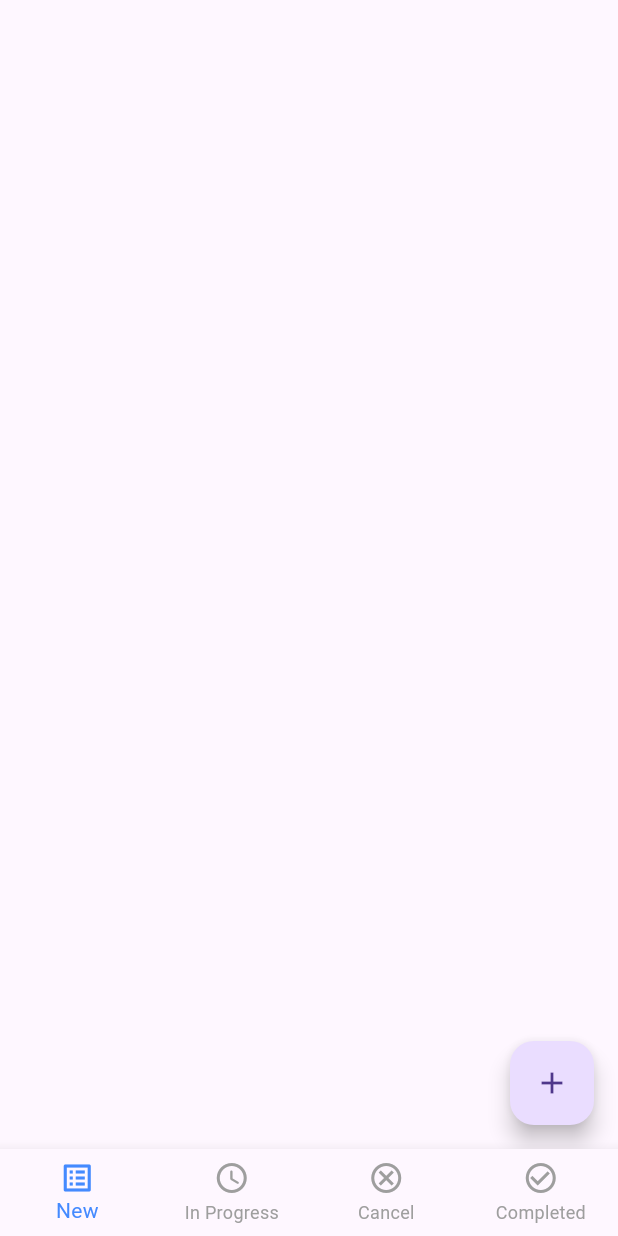
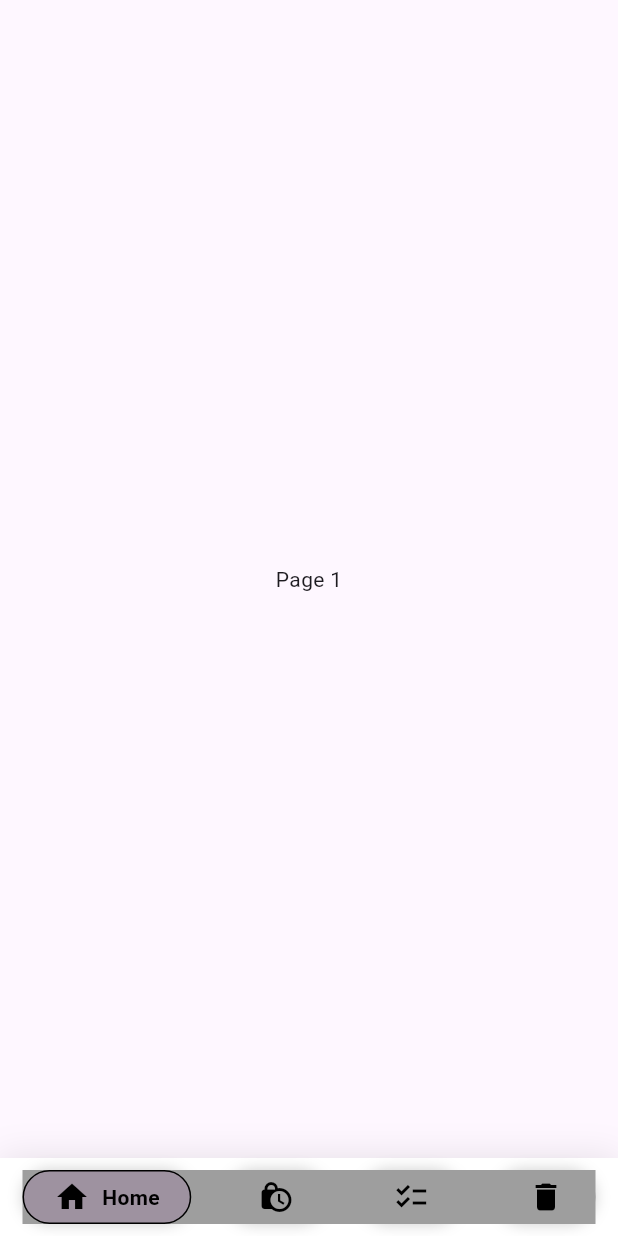
Before and after one commit to Rokeya17/DutyDash, a Flutter app: the SignUpScreen screen opened directly, after a tap on the "arrow circle right" icon, on a phone screen of 412 x 824 dp. Run offline on Flutter 3.47's test engine with Material 3 defaults, Android fonts, the phone set to English and light mode, and no system bars; drawn by our look-alikes of google_nav_bar; our stand-ins replace flutter_svg, get, pin_code_fields.

Commit message:
Bottom Nav has been modified

```diff
--- a/lib/presentation/auth/addnewtask_screen.dart
+++ b/lib/presentation/auth/addnewtask_screen.dart
@@ -2,7 +2,6 @@ import 'package:flutter/material.dart';
 import 'package:get/get.dart';
 
 import '../controllers/add_new_task_controller.dart'; // Import the AddNewTaskController
-import '../screens/bottomnavbar_screen.dart';
 
 class AddNewTaskScreen extends StatefulWidget {
   const AddNewTaskScreen({Key? key}) : super(key: key);
@@ -95,7 +94,6 @@ class _AddNewTaskScreenState extends State<AddNewTaskScreen> {
                                   );
                                 }
                               });
-                              Get.off(const BottomNavbarScreen());
                             },
                             child: const Icon(Icons.arrow_forward_ios),
                           ),
--- a/lib/presentation/auth/task_done_screen.dart
+++ b/lib/presentation/auth/task_done_screen.dart
@@ -14,7 +14,7 @@ class _TaskDoneState extends State<TaskDone> {
       body: SafeArea(
         child: Column(
           children: [
-            Text(
+            const Text(
               'Task 01',
               style: TextStyle(fontSize: 20, fontWeight: FontWeight.w800),
             ),
--- a/lib/presentation/screens/bottomnavbar_screen.dart
+++ b/lib/presentation/screens/bottomnavbar_screen.dart
@@ -1,78 +1,157 @@
-import 'package:dutydash/presentation/auth/canceled_task_screen.dart';
-import 'package:dutydash/presentation/auth/in_progress_task.dart';
-import 'package:dutydash/presentation/auth/task_done_screen.dart';
 import 'package:flutter/material.dart';
+import 'package:google_nav_bar/google_nav_bar.dart';
 
-import '../auth/new_task.dart';
-
-class BottomNavbarScreen extends StatefulWidget {
-  const BottomNavbarScreen({Key? key}) : super(key: key);
+class BottomNavBarScreen extends StatefulWidget {
+  const BottomNavBarScreen({super.key});
 
   @override
-  State<BottomNavbarScreen> createState() => _BottomNavbarScreenState();
+  State<BottomNavBarScreen> createState() => _BottomNavBarScreenState();
 }
 
-class _BottomNavbarScreenState extends State<BottomNavbarScreen> {
+class _BottomNavBarScreenState extends State<BottomNavBarScreen> {
   int _selectedIndex = 0;
-  final List<Widget> _screens = const [
-    NewTaskScreen(),
-    InProgressScreen(),
-    CanceledTaskScreen(),
-    TaskDone(),
-  ];
 
   @override
   Widget build(BuildContext context) {
     return Scaffold(
-      body: _screens[_selectedIndex],
-      bottomNavigationBar: BottomNavigationBar(
-        type: BottomNavigationBarType.fixed,
-        currentIndex: _selectedIndex,
-        unselectedItemColor: Colors.grey,
-        unselectedLabelStyle: const TextStyle(color: Colors.grey),
-        showUnselectedLabels: true,
-        selectedItemColor: Colors.blueAccent,
-        onTap: (int index) {
-          _selectedIndex = index;
-
-          if (mounted) {
-            setState(() {});
-          }
-        },
-        items: const [
-          BottomNavigationBarItem(icon: Icon(Icons.list_alt), label: 'New'),
-          BottomNavigationBarItem(
-              icon: Icon(Icons.access_time_rounded), label: 'In Progress'),
-          BottomNavigationBarItem(
-              icon: Icon(Icons.cancel_outlined), label: 'Cancel'),
-          BottomNavigationBarItem(
-              icon: Icon(Icons.check_circle_outline), label: 'Completed'),
-        ],
+      body: Center(
+        child: Text('Page ${_selectedIndex + 1}'),
+      ),
+      bottomNavigationBar: Container(
+        decoration: BoxDecoration(color: Colors.white, boxShadow: [
+          BoxShadow(blurRadius: 20, color: Colors.black.withOpacity(.1))
+        ]),
+        child: Padding(
+          padding: const EdgeInsets.symmetric(horizontal: 15.0, vertical: 8),
+          child: GNav(
+            selectedIndex: _selectedIndex,
+            onTabChange: (index) {
+              setState(() {
+                _selectedIndex = index;
+              });
+            },
+            backgroundColor: Colors.grey,
+            haptic: true,
+            tabBorderRadius: 20,
+            tabActiveBorder: Border.all(color: Colors.black, width: 1),
+            tabBorder: Border.all(color: Colors.grey, width: 1),
+            tabShadow: [
+              BoxShadow(color: Colors.grey.withOpacity(0.5), blurRadius: 8)
+            ],
+            curve: Curves.easeOutExpo,
+            duration: const Duration(milliseconds: 900),
+            gap: 8,
+            color: Colors.blueAccent[800],
+            activeColor: Colors.black,
+            iconSize: 24,
+            tabBackgroundColor: Colors.purple.withOpacity(0.1),
+            padding: const EdgeInsets.symmetric(horizontal: 20, vertical: 5),
+            tabs: const [
+              GButton(
+                icon: Icons.home,
+                text: 'Home',
+              ),
+              GButton(
+                icon: Icons.lock_clock,
+                text: 'InProgress',
+              ),
+              GButton(
+                icon: Icons.checklist,
+                text: 'Done',
+              ),
+              GButton(
+                icon: Icons.delete,
+                text: 'Delete',
+              ),
+            ],
+          ),
+        ),
       ),
     );
   }
 }
-//   Scaffold(
-//   body: _screens[_selectedIndex],
-//   bottomNavigationBar: CurvedNavigationBar(
-//     index: _selectedIndex,
-//     color: Colors.blueAccent,
-//     backgroundColor: Colors.transparent,
-//     buttonBackgroundColor: Colors.blueAccent,
-//     items: const <Widget>[
-//       Icon(
-//         Icons.list_alt,
-//         size: 30,
-//         color: Colors.white,
+
+void main() {
+  runApp(MaterialApp(
+    home: BottomNavBarScreen(),
+  ));
+}
+
+// import 'package:dutydash/presentation/auth/canceled_task_screen.dart';
+// import 'package:dutydash/presentation/auth/in_progress_task.dart';
+// import 'package:dutydash/presentation/auth/task_done_screen.dart';
+// import 'package:flutter/material.dart';
+//
+// import '../auth/new_task.dart';
+//
+// class BottomNavbarScreen extends StatefulWidget {
+//   const BottomNavbarScreen({Key? key}) : super(key: key);
+//
+//   @override
+//   State<BottomNavbarScreen> createState() => _BottomNavbarScreenState();
+// }
+//
+// class _BottomNavbarScreenState extends State<BottomNavbarScreen> {
+//   int _selectedIndex = 0;
+//   final List<Widget> _screens = const [
+//     NewTaskScreen(),
+//     InProgressScreen(),
+//     CanceledTaskScreen(),
+//     TaskDone(),
+//   ];
+//
+//   @override
+//   Widget build(BuildContext context) {
+//     return Scaffold(
+//       body: _screens[_selectedIndex],
+//       bottomNavigationBar: BottomNavigationBar(
+//         type: BottomNavigationBarType.fixed,
+//         currentIndex: _selectedIndex,
+//         unselectedItemColor: Colors.grey,
+//         unselectedLabelStyle: const TextStyle(color: Colors.grey),
+//         showUnselectedLabels: true,
+//         selectedItemColor: Colors.blueAccent,
+//         onTap: (int index) {
+//           _selectedIndex = index;
+//
+//           if (mounted) {
+//             setState(() {});
+//           }
+//         },
+//         items: const [
+//           BottomNavigationBarItem(icon: Icon(Icons.list_alt), label: 'New'),
+//           BottomNavigationBarItem(
+//               icon: Icon(Icons.access_time_rounded), label: 'In Progress'),
+//           BottomNavigationBarItem(
+//               icon: Icon(Icons.cancel_outlined), label: 'Cancel'),
+//           BottomNavigationBarItem(
+//               icon: Icon(Icons.check_circle_outline), label: 'Completed'),
+//         ],
 //       ),
-//       Icon(Icons.pending_actions_outlined, size: 30,color: Colors.),
-//       Icon(Icons.delete, size: 30, color: Colors.white),
-//       Icon(Icons.check_circle_outlined, size: 30, color: Colors.white),
-//     ],
-//     onTap: (int index) {
-//       setState(() {
-//         _selectedIndex = index;
-//       });
-//     },
-//   ),
-// );
+//     );
+//   }
+// }
+// //   Scaffold(
+// //   body: _screens[_selectedIndex],
+// //   bottomNavigationBar: CurvedNavigationBar(
+// //     index: _selectedIndex,
+// //     color: Colors.blueAccent,
+// //     backgroundColor: Colors.transparent,
+// //     buttonBackgroundColor: Colors.blueAccent,
+// //     items: const <Widget>[
+// //       Icon(
+// //         Icons.list_alt,
+// //         size: 30,
+// //         color: Colors.white,
+// //       ),
+// //       Icon(Icons.pending_actions_outlined, size: 30,color: Colors.),
+// //       Icon(Icons.delete, size: 30, color: Colors.white),
+// //       Icon(Icons.check_circle_outlined, size: 30, color: Colors.white),
+// //     ],
+// //     onTap: (int index) {
+// //       setState(() {
+// //         _selectedIndex = index;
+// //       });
+// //     },
+// //   ),
+// // );
--- a/lib/presentation/screens/signup_screen.dart
+++ b/lib/presentation/screens/signup_screen.dart
@@ -115,7 +115,7 @@ class _SignUpScreenState extends State<SignUpScreen> {
                             context,
                             MaterialPageRoute(
                                 builder: (context) =>
-                                    const BottomNavbarScreen()),
+                                    const BottomNavBarScreen()),
                             (route) => false);
                       },
                       child: const Icon(Icons.arrow_circle_right_outlined),
--- a/lib/presentation/screens/update_ptofile_screen.dart
+++ b/lib/presentation/screens/update_ptofile_screen.dart
@@ -103,7 +103,7 @@ class _UpdateProfileScreenState extends State<UpdateProfileScreen> {
                 width: double.infinity,
                 child: ElevatedButton(
                   onPressed: () {
-                    Get.to(const BottomNavbarScreen());
+                    Get.to(const BottomNavBarScreen());
                   },
                   child: const Text('Update'),
                 ),
--- a/pubspec.yaml
+++ b/pubspec.yaml
@@ -20,6 +20,7 @@ dependencies:
   curved_navigation_bar: ^1.0.3
   bottom_navy_bar: ^6.0.0
   animated_bottom_navigation_bar: ^1.3.3
+  google_nav_bar: ^5.0.6
 dev_dependencies:
   flutter_test:
     sdk: flutter
```
Also changed, not shown: pubspec.lock.
